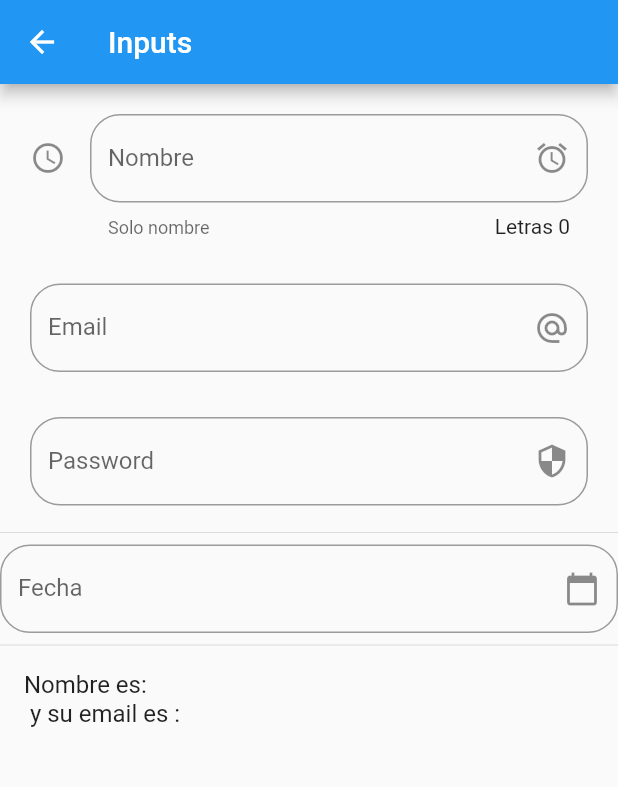
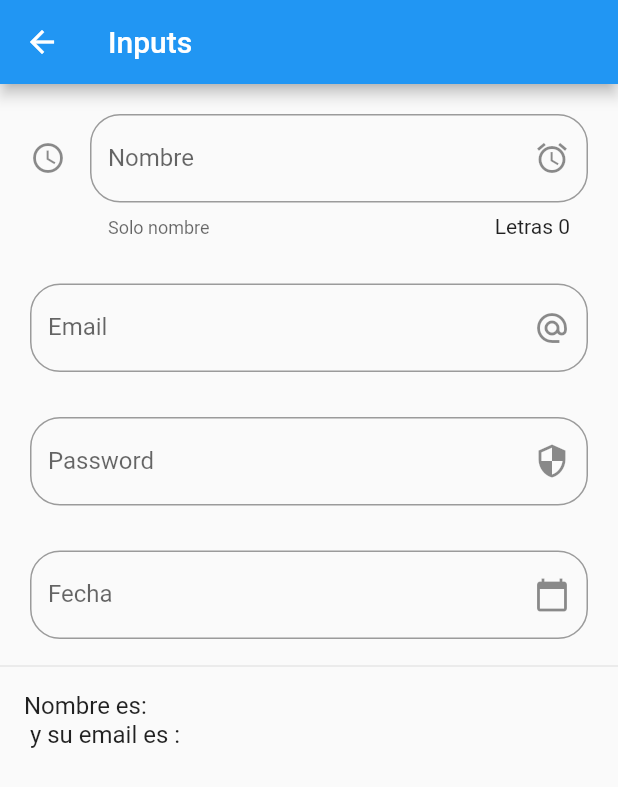
Before and after one commit to JuanFCVal/FlutterBasicFunctions, a Flutter app: the screen it shows after launch, after a tap on "Inputs", on a phone screen of 412 x 824 dp. Shown: the top 787 px of the screen. Run offline on Flutter 3.47's test engine with Material 2 defaults, Android fonts, the phone set to English and light mode, and no system bars; network calls fail.

```diff
--- a/examples/lib/main.dart
+++ b/examples/lib/main.dart
@@ -1,6 +1,7 @@
 import 'package:examples/src/pages/alert_page.dart';
 import 'package:examples/src/routes/routes.dart';
 import 'package:flutter/material.dart';
+import 'package:flutter_localizations/flutter_localizations.dart';
 
 void main() => runApp(MyApp());
 
@@ -9,6 +10,15 @@ class MyApp extends StatelessWidget {
   Widget build(BuildContext context) {
     return MaterialApp(
       debugShowCheckedModeBanner: false,
+      localizationsDelegates: [
+        GlobalMaterialLocalizations.delegate,
+        GlobalWidgetsLocalizations.delegate,
+        GlobalCupertinoLocalizations.delegate,
+      ],
+      supportedLocales: [
+        const Locale('en', ''), // English
+        const Locale('es', 'ES'), // Spanish
+      ],
       title: 'Examples App',
       initialRoute: '/',
       routes: getApplicationRoutes(),
--- a/examples/lib/src/pages/Inputs_page.dart
+++ b/examples/lib/src/pages/Inputs_page.dart
@@ -37,8 +37,11 @@ class _InputsPageState extends State<InputsPage> {
                 const EdgeInsets.only(top: 20, bottom: 10, right: 20, left: 20),
             child: _crearPassword(),
           ),
-          Divider(),
-          _crearDatePicker(context),
+          Padding(
+            padding:
+                const EdgeInsets.only(top: 20, bottom: 10, right: 20, left: 20),
+            child: _crearDatePicker(context),
+          ),
           Divider(),
           _crearPersona()
         ],
@@ -136,6 +139,7 @@ class _InputsPageState extends State<InputsPage> {
 
   Future _showDateSelection(BuildContext context) async {
     DateTime picked = await showDatePicker(
+        locale: Locale('es', 'ES'), //Cambiando el idioma del datepicker
         context: context,
         initialDate: DateTime.now(),
         firstDate: DateTime(1990),
--- a/examples/pubspec.yaml
+++ b/examples/pubspec.yaml
@@ -22,6 +22,9 @@ environment:
 
 dependencies:
   flutter:
+    sdk: flutter
+
+  flutter_localizations: # Add this line
     sdk: flutter
 
 
```
Also changed, not shown: examples/pubspec.lock.
